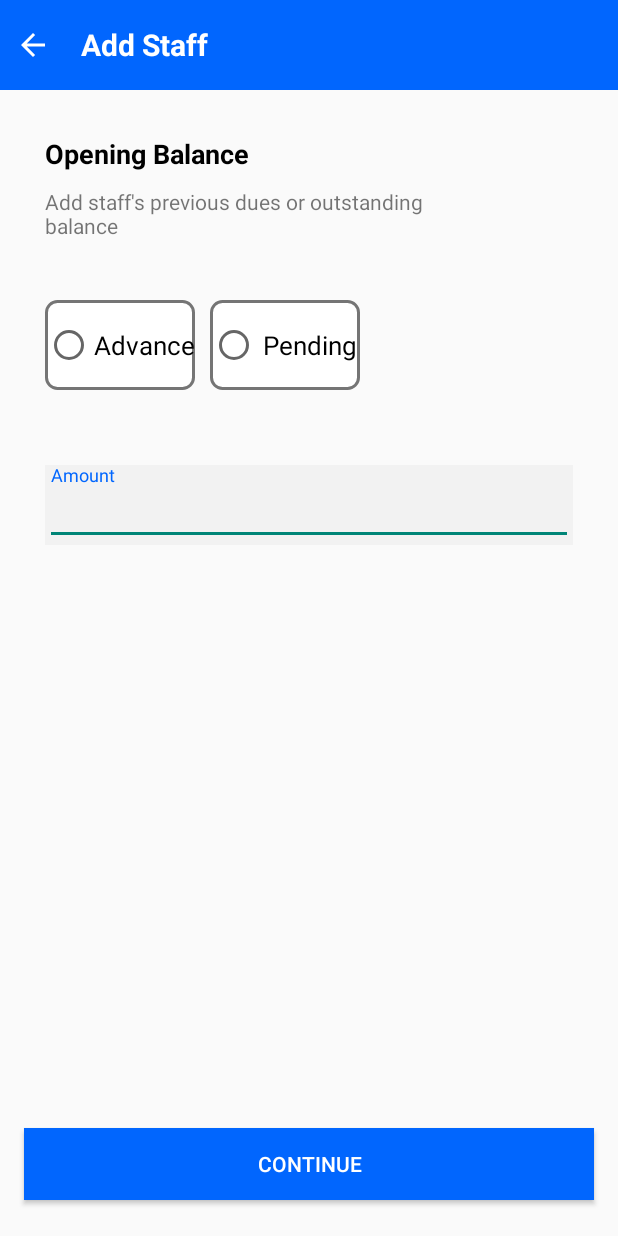
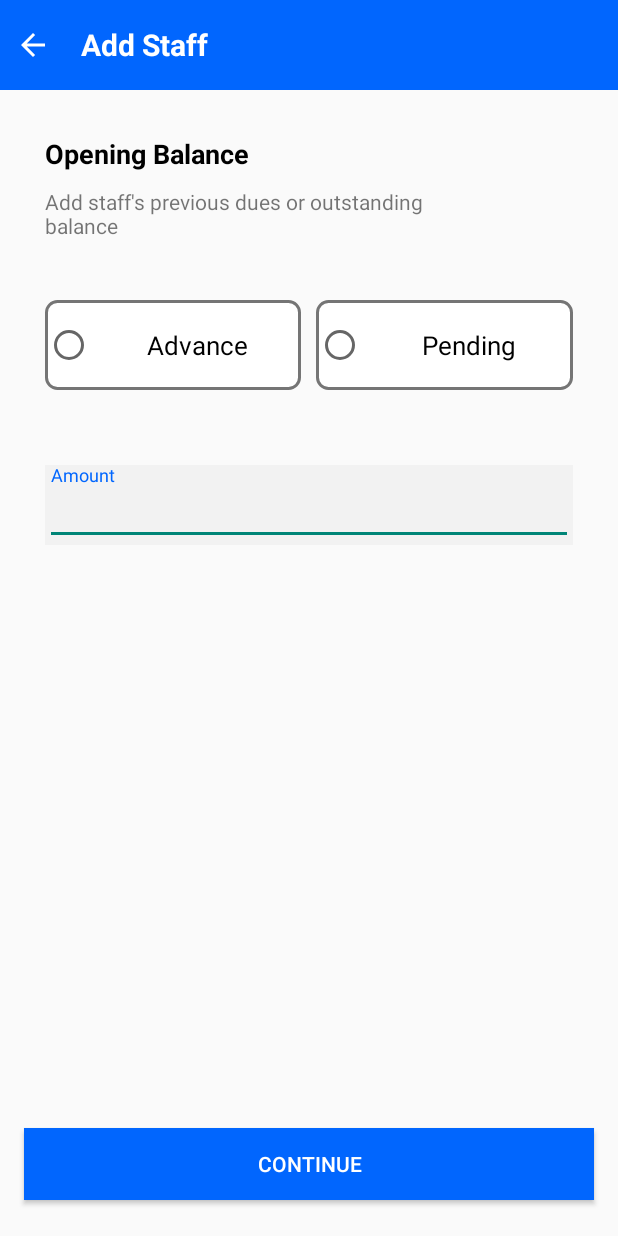
Before and after one commit to Tejeet/Carbon_PagarBook, an Android app: the OpeningBalance screen opened directly, with no data from a screen before it, on a phone screen of 412 x 824 dp. Run offline under Robolectric (Android 15) with nearby library versions, the phone set to English and light mode, and no system bars.

Commit message:
Added Room Staff Adding Feature

```diff
--- a/PagarBook/app/src/main/java/com/example/pagarbook/ModelsRoomDB/PagarBookDatabase.kt
+++ b/PagarBook/app/src/main/java/com/example/pagarbook/ModelsRoomDB/PagarBookDatabase.kt
@@ -5,7 +5,7 @@ import androidx.room.Database
 import androidx.room.Room
 import androidx.room.RoomDatabase
 
-@Database(entities = [StaffEntity::class], version = 1)
+@Database(entities = [StaffEntity::class], version = 2)
 abstract class PagarBookDatabase() : RoomDatabase() {
 
     abstract fun getPageBookDao() : PagarBookModelDao
--- a/PagarBook/app/src/main/java/com/example/pagarbook/ModelsRoomDB/PagarBookModelDao.kt
+++ b/PagarBook/app/src/main/java/com/example/pagarbook/ModelsRoomDB/PagarBookModelDao.kt
@@ -9,7 +9,7 @@ interface PagarBookModelDao {
     @Insert(onConflict = OnConflictStrategy.IGNORE)
     fun addStaff(staffEntity: StaffEntity)
 
-    @Query(" SELECT * FROM staffDetails ORDER BY id DESC")
+    @Query("SELECT * FROM staffDetails")
     fun getStaffs() : LiveData<List<StaffEntity>>
 
     @Delete
@@ -18,4 +18,5 @@ interface PagarBookModelDao {
     @Update
     fun updateStaff(staffEntity: StaffEntity)
 
+
 }
--- a/PagarBook/app/src/main/java/com/example/pagarbook/ViewModel/PagarBookViewModel.kt
+++ b/PagarBook/app/src/main/java/com/example/pagarbook/ViewModel/PagarBookViewModel.kt
@@ -1,5 +1,6 @@
 package com.example.pagarbook.ViewModel
 
+import androidx.lifecycle.LiveData
 import androidx.lifecycle.ViewModel
 import com.example.pagarbook.Models.OTPResponseDTOModel
 import com.example.pagarbook.ModelsRoomDB.StaffEntity
@@ -15,4 +16,7 @@ class PagarBookViewModel(val repo : PagarBookRepository) : ViewModel() {
         repo.addSTAFF(data)
     }
 
+    fun GETStaffs() : LiveData<List<StaffEntity>> {
+        return repo.getSTAFF()
+    }
 }
--- a/PagarBook/app/src/main/java/com/example/pagarbook/Views/Activity/AddStaffSalaryActivity.kt
+++ b/PagarBook/app/src/main/java/com/example/pagarbook/Views/Activity/AddStaffSalaryActivity.kt
@@ -24,8 +24,8 @@ class AddStaffSalaryActivity : AppCompatActivity() {
             if (et_staff_amount.text.toString().isNotEmpty() ){
 
                 val intent = Intent(this,OpeningBalance::class.java)
+
                 intent.putExtra("staffAmount",et_staff_amount.text.toString())
-
                 intent.putExtra("staffName",staffName)
                 intent.putExtra("staffNumber",staffNumber)
 
--- a/PagarBook/app/src/main/java/com/example/pagarbook/Views/Activity/LanguageSelect.kt
+++ b/PagarBook/app/src/main/java/com/example/pagarbook/Views/Activity/LanguageSelect.kt
@@ -13,7 +13,7 @@ import kotlinx.android.synthetic.main.langauge_item.*
 
 class LanguageSelect : AppCompatActivity(),LanguageSelectClickListner {
 
-    var listLang= mutableListOf<Language>()
+    var listLang = mutableListOf<Language>()
     override fun onCreate(savedInstanceState: Bundle?) {
         super.onCreate(savedInstanceState)
         setContentView(R.layout.activity_main)
--- a/PagarBook/app/src/main/java/com/example/pagarbook/Views/Activity/OpeningBalance.kt
+++ b/PagarBook/app/src/main/java/com/example/pagarbook/Views/Activity/OpeningBalance.kt
@@ -3,11 +3,23 @@ package com.example.pagarbook.Views.Activity
 import android.content.Intent
 import androidx.appcompat.app.AppCompatActivity
 import android.os.Bundle
+import androidx.lifecycle.ViewModelProviders
+import com.example.pagarbook.ModelsRoomDB.StaffEntity
 import com.example.pagarbook.R
+import com.example.pagarbook.Repository.PagarBookRepository
+import com.example.pagarbook.ViewModel.PagarBookViewModel
+import com.example.pagarbook.ViewModel.PagarBookViewModelFactory
+import com.example.pagarbook.Views.ApplicationClass.PagarBookApplication
 import kotlinx.android.synthetic.main.activity_add_staff_salary.*
 import kotlinx.android.synthetic.main.activity_opening_balance.*
+import kotlinx.coroutines.CoroutineScope
+import kotlinx.coroutines.Dispatchers
+import kotlinx.coroutines.launch
 
 class OpeningBalance : AppCompatActivity() {
+
+    private lateinit var viewModel : PagarBookViewModel
+
     override fun onCreate(savedInstanceState: Bundle?) {
         super.onCreate(savedInstanceState)
         setContentView(R.layout.activity_opening_balance)
@@ -18,12 +30,30 @@ class OpeningBalance : AppCompatActivity() {
         val staffAmount = intent.getStringExtra("staffAmount")
 
 
+        val appObj  = application as PagarBookApplication
+
+        val reposotory : PagarBookRepository = appObj.repository
+
+
+        val viewModelFactory : PagarBookViewModelFactory = PagarBookViewModelFactory(reposotory)
+        viewModel = ViewModelProviders.of(this, viewModelFactory).get(PagarBookViewModel::class.java)
+
+
+
         btnContinueOpeningBalance.setOnClickListener {
             val intent = Intent(this,DashboardActivity::class.java)
+
             intent.putExtra("openingBalance",et_opening_balance.text.toString())
             intent.putExtra("staffName",staffName)
             intent.putExtra("staffNumber",staffNumber)
             intent.putExtra("staffAmount",staffAmount)
+
+            val staff = StaffEntity(staffName.toString(), staffNumber.toString(), staffAmount.toString(), et_opening_balance.text.toString())
+
+            CoroutineScope(Dispatchers.IO).launch {
+                viewModel.ADDstaff(staff)
+            }
+
             startActivity(intent)
         }
     }
--- /dev/null
+++ b/PagarBook/app/src/main/res/drawable-v24/rounded_border_all_item_staff_details.xml
@@ -0,0 +1,5 @@
+<?xml version="1.0" encoding="utf-8"?>
+<shape xmlns:android="http://schemas.android.com/apk/res/android" xmlns:app="http://schemas.android.com/apk/res-auto" xmlns:aapt="http://schemas.android.com/aapt" android:shape="rectangle">
+    <corners android:radius="4dp"/>
+    <solid android:color="#ffffff"/>
+</shape>
--- a/PagarBook/app/src/main/res/layout/activity_opening_balance.xml
+++ b/PagarBook/app/src/main/res/layout/activity_opening_balance.xml
@@ -5,16 +5,17 @@
     android:layout_width="match_parent"
     android:layout_height="match_parent"
     tools:context=".Views.Activity.OpeningBalance">
+
     <LinearLayout
         android:id="@+id/llOpeningBalance"
-        app:layout_constraintTop_toTopOf="parent"
-        app:layout_constraintStart_toStartOf="parent"
-        app:layout_constraintEnd_toEndOf="parent"
         android:layout_width="match_parent"
         android:layout_height="60dp"
         android:background="@color/light_blue"
         android:orientation="horizontal"
-        app:elevation="0dp">
+        app:elevation="0dp"
+        app:layout_constraintEnd_toEndOf="parent"
+        app:layout_constraintStart_toStartOf="parent"
+        app:layout_constraintTop_toTopOf="parent">
 
 
         <ImageView
@@ -23,17 +24,17 @@
             android:layout_height="wrap_content"
             android:layout_gravity="center_vertical"
             android:layout_marginStart="10dp"
-            android:src="@drawable/ic_baseline_arrow_back_24_white"/>
+            android:src="@drawable/ic_baseline_arrow_back_24_white" />
 
         <TextView
             android:layout_width="wrap_content"
             android:layout_height="wrap_content"
+            android:layout_gravity="center_vertical"
+            android:layout_marginStart="20dp"
             android:text="Add Staff"
-            android:layout_gravity="center_vertical"
-            android:textStyle="bold"
+            android:textColor="@color/white"
             android:textSize="20sp"
-            android:textColor="@color/white"
-            android:layout_marginStart="20dp"/>
+            android:textStyle="bold" />
 
     </LinearLayout>
 
@@ -58,22 +59,22 @@
         app:layout_constraintTop_toTopOf="parent" />
 
     <TextView
-        android:textSize="18sp"
-        android:textColor="@color/black"
-        android:textStyle="bold"
         android:id="@+id/textView14"
         android:layout_width="wrap_content"
         android:layout_height="wrap_content"
         android:layout_marginTop="30dp"
         android:text="Opening Balance"
+        android:textColor="@color/black"
+        android:textSize="18sp"
+        android:textStyle="bold"
         app:layout_constraintStart_toStartOf="@+id/guideline5"
         app:layout_constraintTop_toBottomOf="@+id/llOpeningBalance" />
 
     <TextView
         android:id="@+id/textView16"
         android:layout_width="280dp"
+        android:layout_height="wrap_content"
         android:layout_marginTop="10dp"
-        android:layout_height="wrap_content"
         android:text="Add staff's previous dues or outstanding balance"
         app:layout_constraintStart_toStartOf="@+id/guideline5"
         app:layout_constraintTop_toBottomOf="@+id/textView14" />
@@ -83,15 +84,17 @@
         android:layout_width="match_parent"
         android:layout_height="90dp"
         android:layout_marginLeft="30dp"
+        android:layout_marginTop="30dp"
         android:layout_marginRight="30dp"
-        android:layout_marginTop="30dp"
         android:orientation="horizontal"
+        android:weightSum="10"
         app:layout_constraintTop_toBottomOf="@+id/textView16"
         tools:layout_editor_absoluteX="0dp">
 
         <RadioButton
             android:id="@+id/radioAdvance"
-            android:layout_width="100dp"
+            android:layout_width="0dp"
+            android:layout_weight="5"
             android:layout_height="60dp"
             android:layout_marginTop="10dp"
             android:background="@drawable/calender_border"
@@ -102,9 +105,10 @@
 
         <RadioButton
             android:id="@+id/radioPending"
+            android:layout_width="0dp"
+            android:layout_weight="5"
+            android:layout_height="60dp"
             android:layout_marginStart="10dp"
-            android:layout_width="100dp"
-            android:layout_height="60dp"
             android:layout_marginTop="10dp"
             android:background="@drawable/calender_border"
             android:gravity="center"
@@ -116,8 +120,8 @@
     <RelativeLayout
         android:layout_width="match_parent"
         android:layout_height="wrap_content"
+        android:layout_marginLeft="30dp"
         android:layout_marginTop="30dp"
-        android:layout_marginLeft="30dp"
         android:layout_marginRight="30dp"
         app:layout_constraintStart_toStartOf="parent"
         app:layout_constraintTop_toBottomOf="@+id/radioGroup">
@@ -138,14 +142,13 @@
                 android:layout_height="wrap_content"
                 android:inputType="number"
                 android:maxLines="1"
-                android:textSize="16sp"
-                android:textColor="@color/black" />
+                android:textColor="@color/black"
+                android:textSize="16sp" />
         </com.google.android.material.textfield.TextInputLayout>
     </RelativeLayout>
 
     <Button
         android:id="@+id/btnContinueOpeningBalance"
-        app:layout_constraintBottom_toBottomOf="parent"
         android:layout_width="match_parent"
         android:layout_height="wrap_content"
         android:layout_gravity="bottom"
@@ -153,8 +156,9 @@
         android:layout_marginTop="24dp"
         android:layout_marginRight="16dp"
         android:layout_marginBottom="24dp"
+        android:background="@color/light_blue"
 
-        android:background="@color/light_blue"
+        android:text="Continue"
         android:textColor="@color/white"
-        android:text="Continue" />
+        app:layout_constraintBottom_toBottomOf="parent" />
 </androidx.constraintlayout.widget.ConstraintLayout>
--- a/PagarBook/app/src/main/res/values/strings.xml
+++ b/PagarBook/app/src/main/res/values/strings.xml
@@ -7,4 +7,7 @@
     <string name="checkBoxBusiness">Get Impoertant Updates directly on WhatsApp</string>
     <string name="advance">Advance</string>
     <string name="pending">Pending</string>
+
+
+
 </resources>
--- a/PagarBook/app/src/main/res/values/styles.xml
+++ b/PagarBook/app/src/main/res/values/styles.xml
@@ -32,6 +32,7 @@
     </style>
 
 
+
     <style name="text_input_for_add_phone_number">
     <item name="android:textColorHint">#5a5a5a</item>
     <item name="boxBackgroundColor">#f2f2f2</item>
```
Also changed, not shown: PagarBook/app/src/main/java/com/example/pagarbook/Repository/PagarBookRepository.kt (+8 -0 lines), PagarBook/app/src/main/java/com/example/pagarbook/Views/Adapter/StaffsAdapter.kt (added, +43 -0 lines), PagarBook/app/src/main/java/com/example/pagarbook/Views/fragments/StaffFragment.kt (+61 -1 lines), PagarBook/app/src/main/res/layout/fragment_staff.xml (+24 -21 lines), PagarBook/app/src/main/res/layout/item_staff.xml (added, +76 -0 lines), PagarBook/app/src/main/res/layout/langauge_item.xml (+19 -12 lines), 402 other files.
